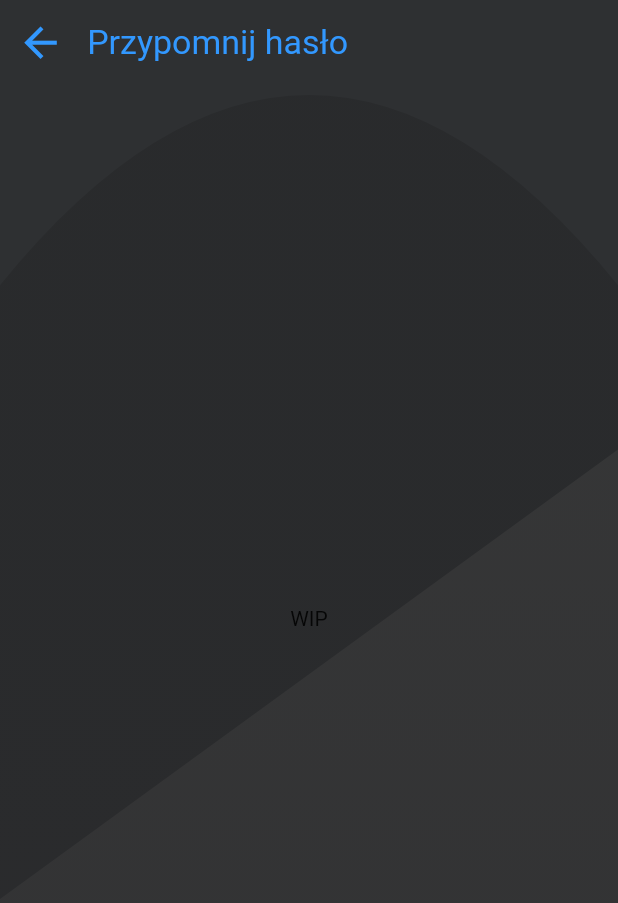
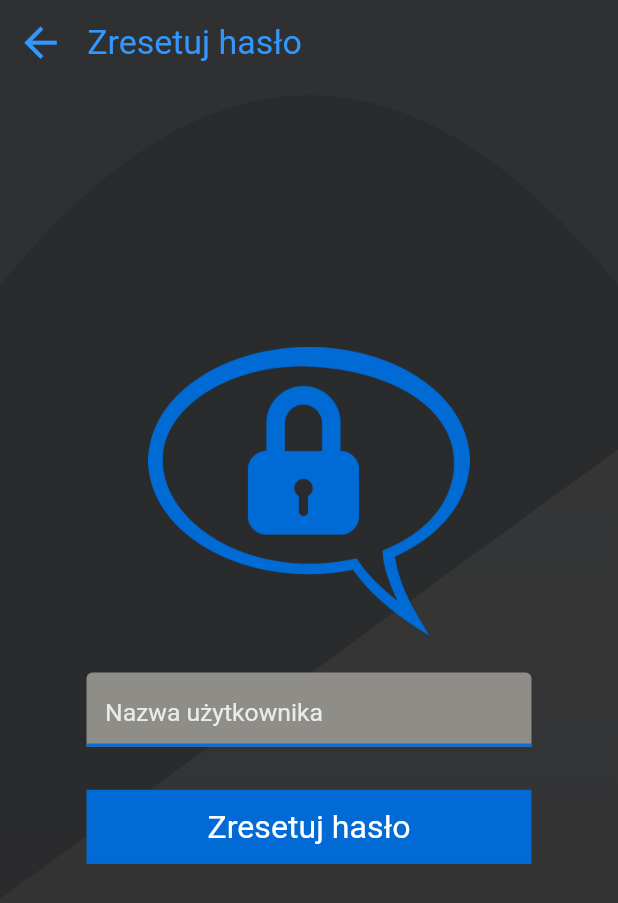
Before and after one commit to CookieDinner/Viroshop, a Flutter app: the ForgotPasswordView screen opened directly, on a phone screen of 412 x 824 dp. Shown: the top 903 px of the screen. Run offline on Flutter 3.47's test engine with Material 2 defaults, Android fonts, the phone set to English and light mode, and no system bars; drawn by our look-alikes of auto_size_text; our stand-ins replace carousel_slider, flutter_calendar_carousel, flutter_slidable, flutter_spinkit, qr_flutter, shared_preferences and 2 more; missing offline and left inert: draggable_scrollbar; accounts and stored records are empty; statements that could not run were skipped.

Commit message:
Added forget password view + small changes

```diff
--- a/PPI_MOBILE/viroshop/lib/CustomWidgets/CustomAlerts.dart
+++ b/PPI_MOBILE/viroshop/lib/CustomWidgets/CustomAlerts.dart
@@ -8,7 +8,7 @@ import 'package:flutter_spinkit/flutter_spinkit.dart';
 
 class CustomAlerts{
 
-  static void showAlertDialog(BuildContext context, String title, String body, {bool dismissible = true}) async {
+  static void showAlertDialog(BuildContext context, String title, String body, {bool dismissible = true, int customTime = 2}) async {
     final mediaSize = Util.getDimensions(context);
     AlertDialog alert = AlertDialog(
       backgroundColor: CustomTheme().popupBackground,
@@ -38,7 +38,7 @@ class CustomAlerts{
       barrierColor: Colors.black.withOpacity(0.3),
       context: context,
       builder: (BuildContext context) {
-        timer = Timer(Duration(seconds: 2), () {
+        timer = Timer(Duration(seconds: customTime), () {
             Navigator.pop(context);
         });
         return alert;
--- a/PPI_MOBILE/viroshop/lib/Views/CartActions/BookingViewDate.dart
+++ b/PPI_MOBILE/viroshop/lib/Views/CartActions/BookingViewDate.dart
@@ -66,7 +66,9 @@ class _BookingViewDateState extends State<BookingViewDate> {
                     child: Column(
                       children: [
                         SizedBox(height: mediaSize.height * 0.1,),
-                        CalendarCarousel(
+                        Padding(
+                          padding: const EdgeInsets.all(8.0),
+                          child: CalendarCarousel(
                             onDayPressed: (DateTime date, List events){
                               hasChosenOnce = true;
                               buttonColor = CustomTheme().buttonColor;
@@ -125,6 +127,7 @@ class _BookingViewDateState extends State<BookingViewDate> {
                             nextMonthDayBorderColor: Colors.grey.withOpacity(0.1),
                             weekdayTextStyle: TextStyle(color: CustomTheme().accentPlus),
                           ),
+                        ),
                         Expanded(
                           child: Center(
                             child: Container(
--- a/PPI_MOBILE/viroshop/lib/Views/ForgotPasswordView.dart
+++ b/PPI_MOBILE/viroshop/lib/Views/ForgotPasswordView.dart
@@ -1,17 +1,46 @@
 import 'package:flutter/cupertino.dart';
 import 'package:flutter/material.dart';
 import 'package:viroshop/CustomWidgets/BackgroundAnimation.dart';
+import 'package:viroshop/CustomWidgets/CustomAlerts.dart';
 import 'package:viroshop/CustomWidgets/CustomAppBar.dart';
+import 'package:viroshop/CustomWidgets/CustomTextFormField.dart';
+import 'package:viroshop/CustomWidgets/SpinnerButton.dart';
 import 'package:viroshop/Utilities/Constants.dart';
 import 'package:viroshop/Utilities/CustomTheme.dart';
+import 'package:viroshop/Utilities/Requests.dart';
 import 'package:viroshop/Utilities/Util.dart';
 
-class ForgotPasswordView extends StatefulWidget {
+class ForgotPasswordView extends StatefulWidget{
   @override
   _ForgotPasswordViewState createState() => _ForgotPasswordViewState();
 }
 
-class _ForgotPasswordViewState extends State<ForgotPasswordView> {
+class _ForgotPasswordViewState extends State<ForgotPasswordView> with TickerProviderStateMixin{
+  var loginController = TextEditingController();
+  var loginFocusNode = FocusNode();
+
+  bool loginButton = false;
+
+  void updateButton(){
+    FocusScope.of(context).unfocus();
+    setState(() {
+      loginButton = !loginButton;
+    });
+  }
+  Future<void> sendRequest() async{
+    await Requests.PostForgotPassword(loginController.text).then((String message) async{
+      switch(Constants.requestErrors.containsKey(message)){
+        case true:
+          CustomAlerts.showAlertDialog(context, "Błąd", Constants.requestErrors[message]);
+          break;
+        case false:
+          CustomAlerts.showAlertDialog(context, "Informacja", "Na twój adres e-mail zostało wysłane nowo wygenerowane hasło. Użyj go do zalogowania się a następnie zmień hasło na wygodne dla Ciebie.", customTime: 6);
+          break;
+      }
+    });
+    updateButton();
+  }
+
   @override
   Widget build(BuildContext context) {
     final mediaSize = Util.getDimensions(context);
@@ -21,23 +50,53 @@ class _ForgotPasswordViewState extends State<ForgotPasswordView> {
           body: SingleChildScrollView(
             physics: const AlwaysScrollableScrollPhysics(),
             child: Container(
-                width: mediaSize.width,
-                height: mediaSize.height,
-                child: Stack(
-                  children: [
-                    BackgroundAnimation(),
-                    Container(
               height: mediaSize.height,
               width: mediaSize.width,
-                      child: Center(
-                        child: Text("WIP"),
+              child: Stack(
+                  children : <Widget> [
+                    BackgroundAnimation(),
+                    Column(
+                      crossAxisAlignment: CrossAxisAlignment.center,
+                      mainAxisAlignment: MainAxisAlignment.center,
+                      children: <Widget>[
+                        Padding(
+                          padding: EdgeInsets.fromLTRB(
+                            mediaSize.width * 0.24,
+                            0,
+                            mediaSize.width * 0.24,
+                            mediaSize.height * 0.03,
                           ),
+                          child: Image.asset('assets/images/passLock.png'),
                         ),
-                    CustomAppBar("Przypomnij hasło")
+                        Padding(
+                          padding: EdgeInsets.symmetric(
+                            horizontal: mediaSize.width * 0.14,
+                          ),
+                          child: Form(
+                            child: Column(
+                              children: <Widget>[
+                                //Login
+                                CustomTextFormField(
+                                    loginController,
+                                    'Nazwa użytkownika',
+                                    TextInputAction.next,
+                                        (_) => loginFocusNode.unfocus(),
+                                    loginFocusNode
+                                ),
+                                SizedBox(height: mediaSize.height * 0.035,),
+                                loginButton ? Spinner(mediaSize.height, this, sendRequest) : Button("Zresetuj hasło", updateButton),
+                                SizedBox(height: mediaSize.height * 0.02,),
                               ],
                             ),
                           ),
-            )
+                        ),
+                      ],
+                    ),
+                    CustomAppBar("Zresetuj hasło",),
+                  ]
+              ),
+            ),
+          ),
         )
     );
   }
--- a/PPI_MOBILE/viroshop/lib/World/Templates/CartItemTemplate.dart
+++ b/PPI_MOBILE/viroshop/lib/World/Templates/CartItemTemplate.dart
@@ -31,7 +31,11 @@ class CartItemTemplate extends StatelessWidget {
                 child: Row(
                   children: [
                     SizedBox(width: mediaSize.width * 0.04,),
-                    Icon(Icons.image_not_supported_sharp, color: CustomTheme().standardText, size: 35,),
+                    Container(
+                        height: mediaSize.width * 0.09,
+                        width: mediaSize.width * 0.09,
+                        child: Image.network('https://static.openfoodfacts.org/images/products/807/680/019/5057/front_it.108.200.jpg')
+                    ),
                     SizedBox(width: mediaSize.width * 0.04,),
                     Column(
                       mainAxisAlignment: MainAxisAlignment.center,
```
Also changed, not shown: PPI_MOBILE/viroshop/lib/Utilities/Requests.dart (+22 -0 lines), PPI_MOBILE/viroshop/lib/Views/CartActions/BookOrOrder.dart (+7 -1 lines), PPI_MOBILE/viroshop/lib/Views/OrderView.dart (+28 -1 lines). Lines whose indentation alone changed are shown as unchanged.
